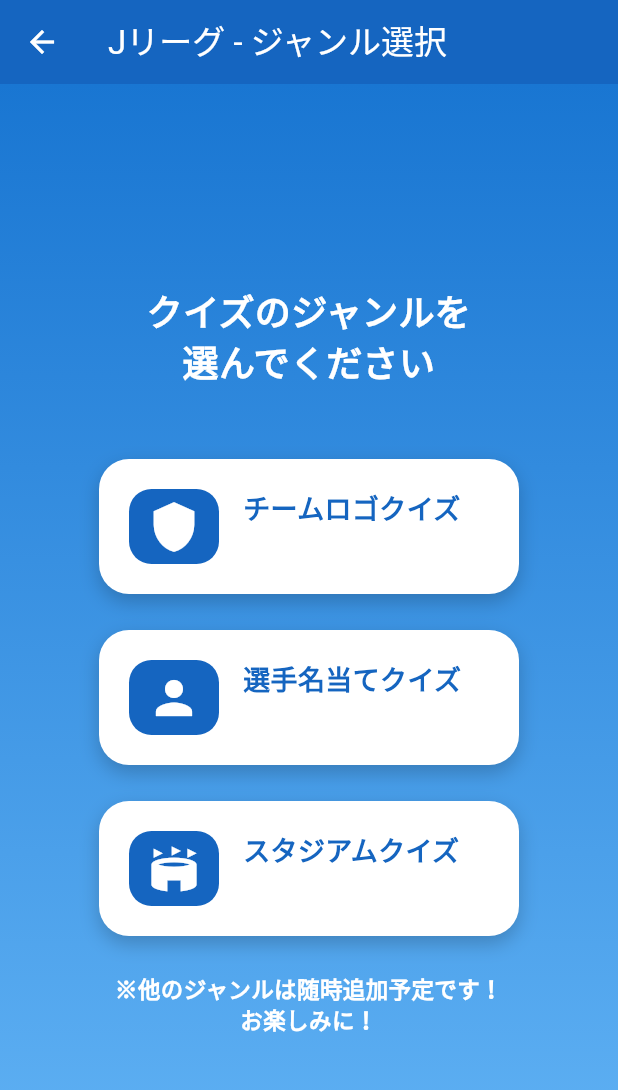
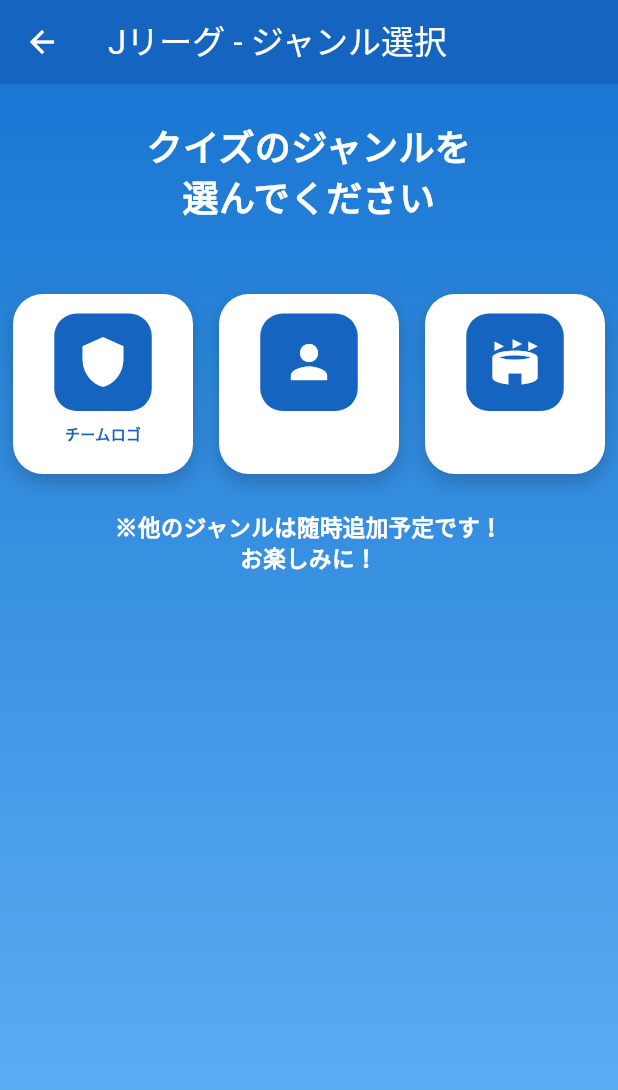
Before and after one commit to tomohiro1024/soccer_master, a Flutter app: the screen it shows after launch, after a tap on "クイズを始める", after a tap on "🇯🇵", on a phone screen of 412 x 824 dp. Shown: the top 1090 px of the screen. Run offline on Flutter 3.47's test engine with Material 3 defaults, Android fonts, the phone set to English and light mode, and no system bars; our stand-ins replace flutter_riverpod, go_router, in_app_review, package_info_plus, shared_preferences; network calls fail.

Commit message:
ジャンル画面_仮修正

```diff
--- a/lib/screens/genre_selection_screen.dart
+++ b/lib/screens/genre_selection_screen.dart
@@ -32,8 +32,9 @@
         child: SafeArea(
           child: Center(
             child: Column(
-              mainAxisAlignment: MainAxisAlignment.center,
+              mainAxisAlignment: MainAxisAlignment.start,
               children: [
+                const SizedBox(height: 24),
                 const Text(
                   'クイズのジャンルを\n選んでください',
                   textAlign: TextAlign.center,
@@ -44,26 +45,32 @@
                   ),
                 ),
                 const SizedBox(height: 48),
+                Row(
+                  mainAxisAlignment: MainAxisAlignment.spaceEvenly,
+                  children: [
                     _buildGenreButton(
                       context,
                       Genre.teamLogo,
                       Icons.shield,
-                  'チームロゴクイズ',
+                      'チームロゴ',
                     ),
                     const SizedBox(height: 24),
                     _buildGenreButton(
                       context,
                       Genre.playerName,
                       Icons.person,
-                  '選手名当てクイズ',
+                      '',
                     ),
                     const SizedBox(height: 24),
                     _buildGenreButton(
                       context,
                       Genre.stadium,
                       Icons.stadium,
-                  'スタジアムクイズ',
+                      '',
                     ),
+                  ],
+                ),
+
                 const SizedBox(height: 24),
                 const Text(
                   '※他のジャンルは随時追加予定です！\nお楽しみに！',
@@ -93,9 +100,9 @@
         context.push('/leagues/${league.name}/genres/${genre.name}/levels');
       },
       child: Container(
-        height: 90,
-        width: 280,
-        padding: const EdgeInsets.all(20),
+        height: 120,
+        width: 120,
+        padding: const EdgeInsets.symmetric(horizontal: 20, vertical: 13),
         decoration: BoxDecoration(
           color: Colors.white,
           borderRadius: BorderRadius.circular(20),
@@ -107,31 +114,27 @@
             ),
           ],
         ),
-        child: Row(
+        child: Column(
+          mainAxisAlignment: MainAxisAlignment.start,
+          crossAxisAlignment: CrossAxisAlignment.center,
           children: [
             Container(
-              width: 60,
-              height: 60,
+              width: 65,
+              height: 65,
               decoration: BoxDecoration(
                 color: const Color(0xFF1565C0),
                 borderRadius: BorderRadius.circular(15),
               ),
               child: Icon(icon, size: 36, color: Colors.white),
             ),
-            const SizedBox(width: 16),
-            Column(
-              crossAxisAlignment: CrossAxisAlignment.start,
-              children: [
+            const SizedBox(height: 8),
             Text(
               title,
               style: const TextStyle(
-                    fontSize: 18,
+                fontSize: 10,
                 fontWeight: FontWeight.bold,
                 color: Color(0xFF1565C0),
               ),
-                ),
-                const SizedBox(height: 4),
-              ],
             ),
           ],
         ),
```
Lines whose indentation alone changed are shown as unchanged.
